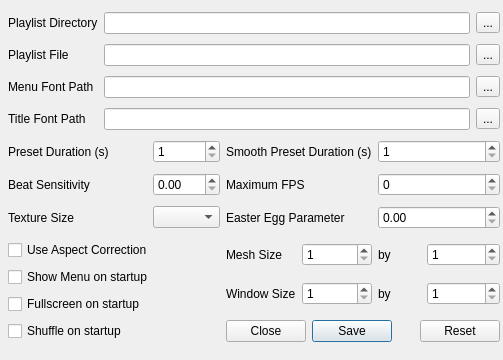
Above: src/projectM-qt/qprojectmconfigdialog.ui from projectM-visualizer/projectm before the change. Below: the same form after it.
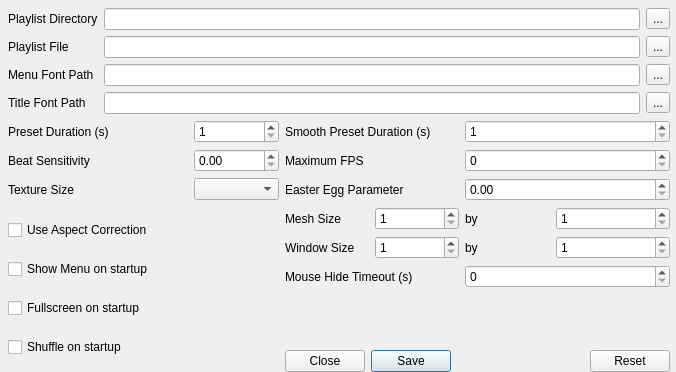
That is the form after the change.

Commit message: added mouse hide timeout config option.

The edit to the form file:
```diff
--- a/src/projectM-qt/qprojectmconfigdialog.ui
+++ b/src/projectM-qt/qprojectmconfigdialog.ui
@@ -1,24 +1,24 @@
 <ui version="4.0" >
  <class>QProjectMConfigDialog</class>
- <widget class="QDialog" name="QProjectMConfigDialog" >
-  <property name="geometry" >
+ <widget class="QDialog" name="QProjectMConfigDialog">
+  <property name="geometry">
    <rect>
     <x>0</x>
     <y>0</y>
-    <width>503</width>
-    <height>360</height>
+    <width>676</width>
+    <height>372</height>
    </rect>
   </property>
   <property name="windowTitle" >
    <string>projectM Settings</string>
   </property>
-  <widget class="QWidget" name="layoutWidget" >
-   <property name="geometry" >
+  <widget class="QWidget" name="layoutWidget">
+   <property name="geometry">
     <rect>
      <x>8</x>
      <y>8</y>
-     <width>492</width>
-     <height>344</height>
+     <width>662</width>
+     <height>364</height>
     </rect>
    </property>
    <layout class="QGridLayout" >
@@ -358,8 +358,8 @@
       </property>
      </widget>
     </item>
-    <item rowspan="3" row="7" column="0" colspan="3" >
-     <layout class="QVBoxLayout" >
+    <item row="7" column="0" rowspan="5" colspan="3">
+     <layout class="QVBoxLayout">
       <item>
        <widget class="QCheckBox" name="useAspectCorrectionCheckBox" >
         <property name="sizePolicy" >
@@ -545,9 +545,9 @@
       </property>
      </widget>
     </item>
-    <item row="9" column="3" colspan="5" >
-     <widget class="QDialogButtonBox" name="buttonBox" >
-      <property name="toolTip" >
+    <item row="11" column="3" colspan="5">
+     <widget class="QDialogButtonBox" name="buttonBox">
+      <property name="toolTip">
        <string>Click save to write the settings to your projectM config file. The reset button will bring your settings back to whatever was stored on disk. </string>
       </property>
       <property name="layoutDirection" >
@@ -556,8 +556,37 @@
       <property name="orientation" >
        <enum>Qt::Horizontal</enum>
       </property>
-      <property name="standardButtons" >
-       <set>QDialogButtonBox::Close|QDialogButtonBox::NoButton|QDialogButtonBox::Reset|QDialogButtonBox::Save</set>
+      <property name="standardButtons">
+       <set>QDialogButtonBox::Close|QDialogButtonBox::Reset|QDialogButtonBox::Save</set>
+      </property>
+     </widget>
+    </item>
+    <item row="9" column="3" colspan="2">
+     <widget class="QLabel" name="mouseHideLabel">
+      <property name="toolTip">
+       <string>Sets how long of an idle interval to wait before hiding the mouse. A value of zero disables this feature.</string>
+      </property>
+      <property name="text">
+       <string>Mouse Hide Timeout (s)</string>
+      </property>
+     </widget>
+    </item>
+    <item row="9" column="5" colspan="3">
+     <widget class="QSpinBox" name="mouseHideTimeoutSpinBox">
+      <property name="toolTip">
+       <string>&lt;html&gt;&lt;head&gt;&lt;meta name=&quot;qrichtext&quot; content=&quot;1&quot; /&gt;&lt;style type=&quot;text/css&quot;&gt;
+p, li { white-space: pre-wrap; }
+&lt;/style&gt;&lt;/head&gt;&lt;body style=&quot; font-family:'Sans Serif'; font-size:9pt; font-weight:400; font-style:normal;&quot;&gt;
+&lt;p style=&quot; margin-top:0px; margin-bottom:0px; margin-left:0px; margin-right:0px; -qt-block-indent:0; text-indent:0px;&quot;&gt;Sets how long a preset should be played in seconds before projectM automatically switches to another in the playlist&lt;/p&gt;&lt;/body&gt;&lt;/html&gt;</string>
+      </property>
+      <property name="prefix">
+       <string/>
+      </property>
+      <property name="minimum">
+       <number>0</number>
+      </property>
+      <property name="maximum">
+       <number>30000</number>
       </property>
      </widget>
     </item>
```
Left out of the diff: 453 changed lines with no effect on the pictures. The commit also changes 2 other files.
